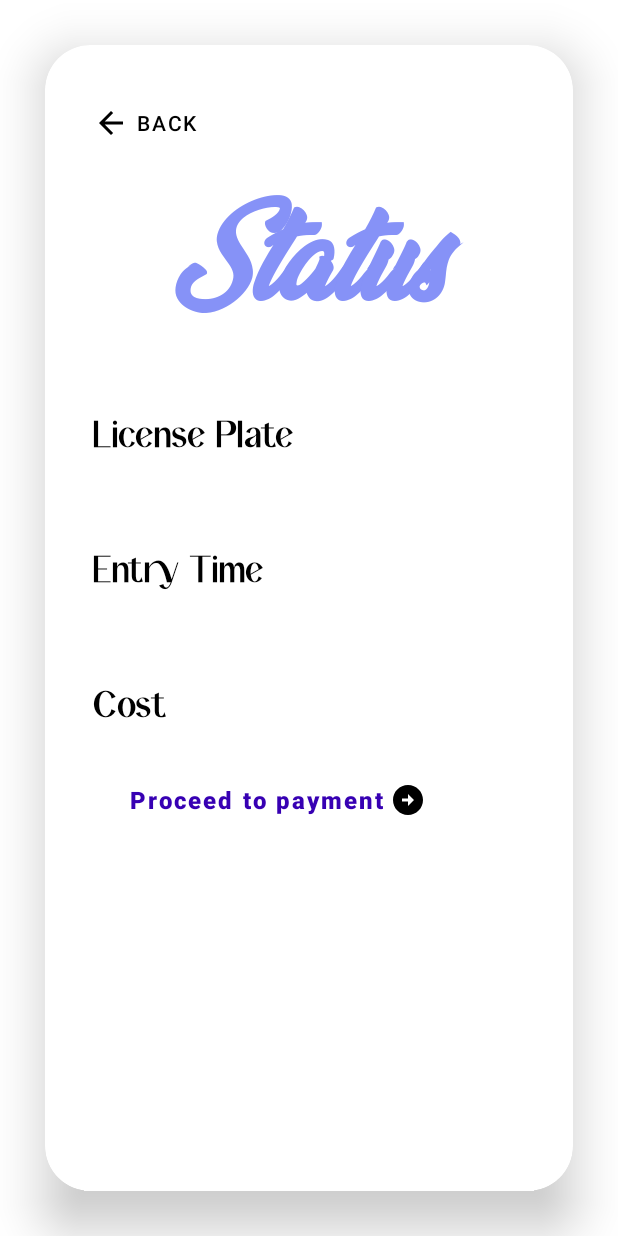
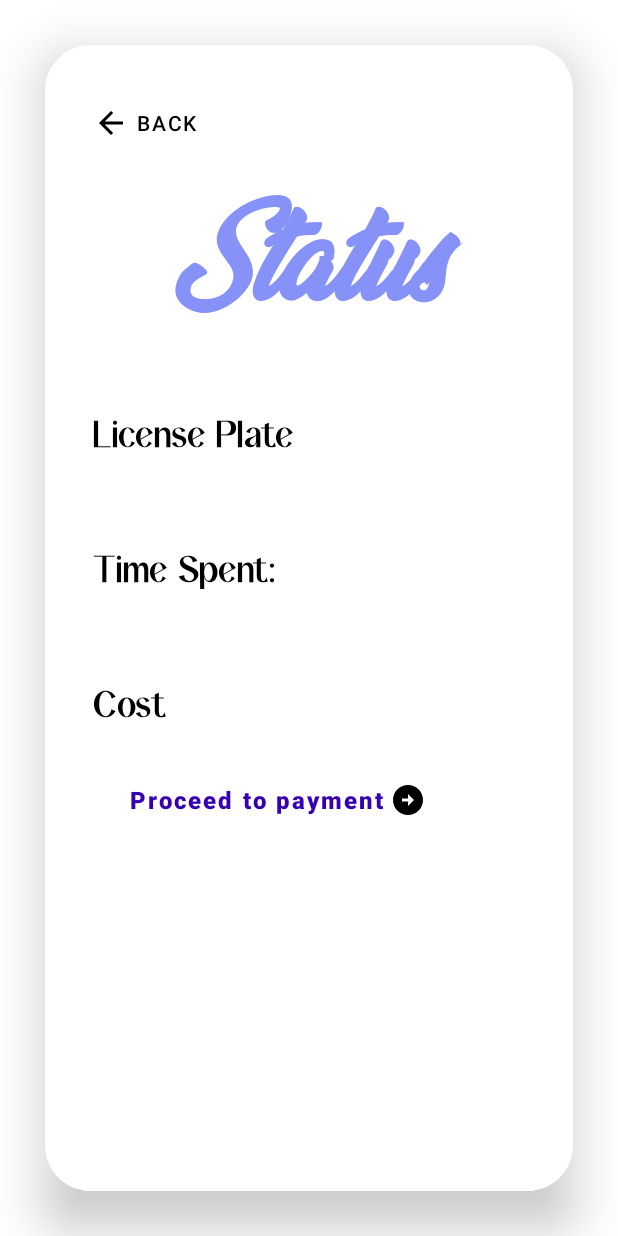
Before and after one commit to cameramonit/SmartParkingApp2, an Android app: the layout activity_main2.xml on its own in the app's theme, with its tools: preview values and no code run, on a phone screen of 412 x 824 dp. Run offline under Robolectric (Android 15) with nearby library versions, the phone set to English and light mode, and no system bars.

Commit message:
payment update with time

```diff
--- a/app/src/main/res/layout/activity_main2.xml
+++ b/app/src/main/res/layout/activity_main2.xml
@@ -71,13 +71,13 @@
                 android:layout_height="50dp"
                 android:layout_marginTop="40dp"
                 android:background="@color/white"
+                android:drawablePadding="8dp"
                 android:fontFamily="@font/block"
-                android:textSize="30sp"
-                android:drawablePadding="8dp"
-                android:text="Entry Time"
                 android:padding="8dp"
+                android:text="Time Spent:"
                 android:textColor="@color/black"
-                android:textColorHighlight="@color/cardview_dark_background"/>
+                android:textColorHighlight="@color/cardview_dark_background"
+                android:textSize="30sp" />
 
             <TextView
                 android:id="@+id/capproxcost"
@@ -109,13 +109,21 @@
                 android:textColor="@color/purple_700"
                 android:textSize="16sp"
                 android:textStyle="bold" />
+            <TextView
+                android:id="@+id/exit"
+                android:layout_width="match_parent"
+                android:layout_height="wrap_content"
+                android:textColor="@color/white"/>
 
-
+            <TextView
+                android:id="@+id/entry"
+                android:layout_width="match_parent"
+                android:layout_height="wrap_content"
+                android:textColor="@color/white"/>
 
 
         </LinearLayout>
 
-
     </androidx.cardview.widget.CardView>
 
 </LinearLayout>
--- a/app/src/main/res/values/colors.xml
+++ b/app/src/main/res/values/colors.xml
@@ -8,4 +8,5 @@
     <color name="black">#FF000000</color>
     <color name="white">#FFFFFFFF</color>
     <color name="purple">#8692f7</color>
+    <color name="green">#90EE90</color>
 </resources>
```
Also changed, not shown: app/src/main/java/com/example/smartparkingsystem/MainActivity.java (+15 -10 lines), app/src/main/java/com/example/smartparkingsystem/MainActivity2.java (+26 -5 lines), app/src/main/res/layout/activity_main.xml (+33 -17 lines).
